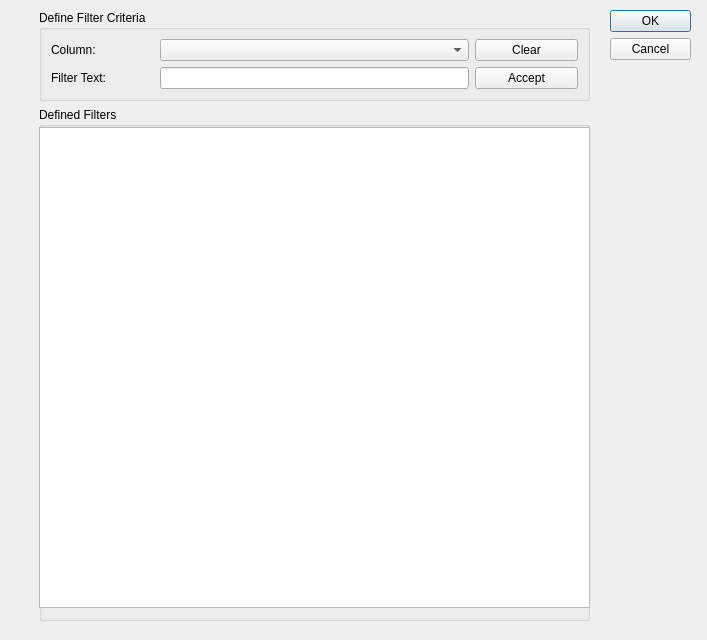
Above: widgets/MetricViewFilterDialog.ui from OpenSpeedShop/cbtf-argonavis-gui before the change. Below: the same form after it.
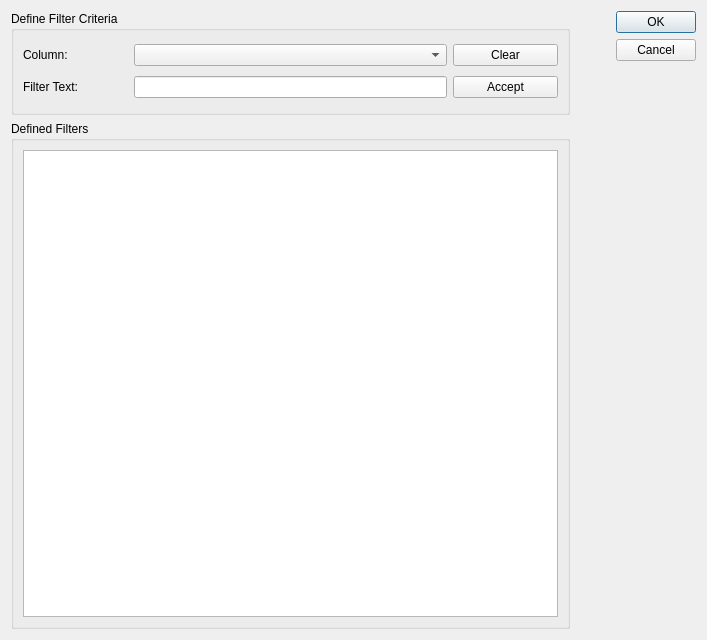
That is the form after the change.

Commit message: Fixes to metric filter dialog layout.

```diff
--- a/widgets/MetricViewFilterDialog.ui
+++ b/widgets/MetricViewFilterDialog.ui
@@ -13,34 +13,26 @@
   <property name="windowTitle">
    <string>Dialog</string>
   </property>
-  <widget class="QDialogButtonBox" name="buttonBox_MetricViewFilterDialog">
-   <property name="geometry">
-    <rect>
-     <x>610</x>
-     <y>10</y>
-     <width>81</width>
-     <height>621</height>
-    </rect>
-   </property>
-   <property name="orientation">
-    <enum>Qt::Vertical</enum>
-   </property>
-   <property name="standardButtons">
-    <set>QDialogButtonBox::Cancel|QDialogButtonBox::Ok</set>
-   </property>
-  </widget>
-  <widget class="QWidget" name="verticalLayoutWidget">
-   <property name="geometry">
-    <rect>
-     <x>39</x>
-     <y>10</y>
-     <width>551</width>
-     <height>611</height>
-    </rect>
-   </property>
+  <layout class="QHBoxLayout" name="horizontalLayout" stretch="1,0,0">
+   <item>
    <layout class="QVBoxLayout" name="verticalLayout_DefineFilterCriteria" stretch="0,1">
+     <property name="sizeConstraint">
+      <enum>QLayout::SetDefaultConstraint</enum>
+     </property>
     <item>
      <widget class="QGroupBox" name="groupBox_DefineFilterCriteria">
+       <property name="sizePolicy">
+        <sizepolicy hsizetype="MinimumExpanding" vsizetype="Preferred">
+         <horstretch>0</horstretch>
+         <verstretch>0</verstretch>
+        </sizepolicy>
+       </property>
+       <property name="minimumSize">
+        <size>
+         <width>555</width>
+         <height>104</height>
+        </size>
+       </property>
       <property name="title">
        <string>Define Filter Criteria</string>
       </property>
@@ -95,22 +87,54 @@
       <property name="title">
        <string>Defined Filters</string>
       </property>
+       <layout class="QHBoxLayout" name="horizontalLayout_2">
+        <item>
       <widget class="QTableView" name="tableView_DefinedFilters">
-       <property name="geometry">
-        <rect>
-         <x>0</x>
-         <y>20</y>
-         <width>551</width>
-         <height>481</height>
-        </rect>
-       </property>
-      </widget>
+          <property name="sizePolicy">
+           <sizepolicy hsizetype="Preferred" vsizetype="Preferred">
+            <horstretch>0</horstretch>
+            <verstretch>0</verstretch>
+           </sizepolicy>
+          </property>
+          <property name="sizeAdjustPolicy">
+           <enum>QAbstractScrollArea::AdjustToContents</enum>
+          </property>
+          <attribute name="horizontalHeaderStretchLastSection">
+           <bool>true</bool>
+          </attribute>
+         </widget>
+        </item>
+       </layout>
       <zorder>groupBox_DefineFilterCriteria</zorder>
       <zorder>tableView_DefinedFilters</zorder>
      </widget>
     </item>
    </layout>
-  </widget>
+   </item>
+   <item>
+    <spacer name="horizontalSpacer">
+     <property name="orientation">
+      <enum>Qt::Horizontal</enum>
+     </property>
+     <property name="sizeHint" stdset="0">
+      <size>
+       <width>40</width>
+       <height>20</height>
+      </size>
+     </property>
+    </spacer>
+   </item>
+   <item>
+    <widget class="QDialogButtonBox" name="buttonBox_MetricViewFilterDialog">
+     <property name="orientation">
+      <enum>Qt::Vertical</enum>
+     </property>
+     <property name="standardButtons">
+      <set>QDialogButtonBox::Cancel|QDialogButtonBox::Ok</set>
+     </property>
+    </widget>
+   </item>
+  </layout>
  </widget>
  <resources/>
  <connections>
```
Lines whose indentation alone changed are shown as unchanged.
